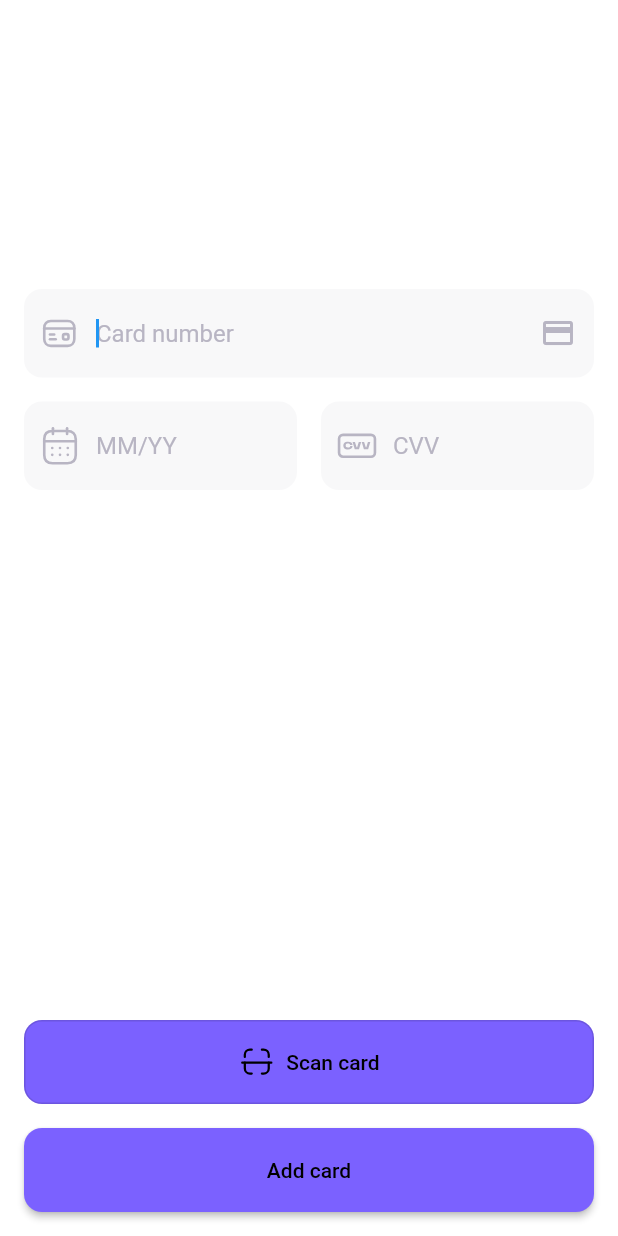
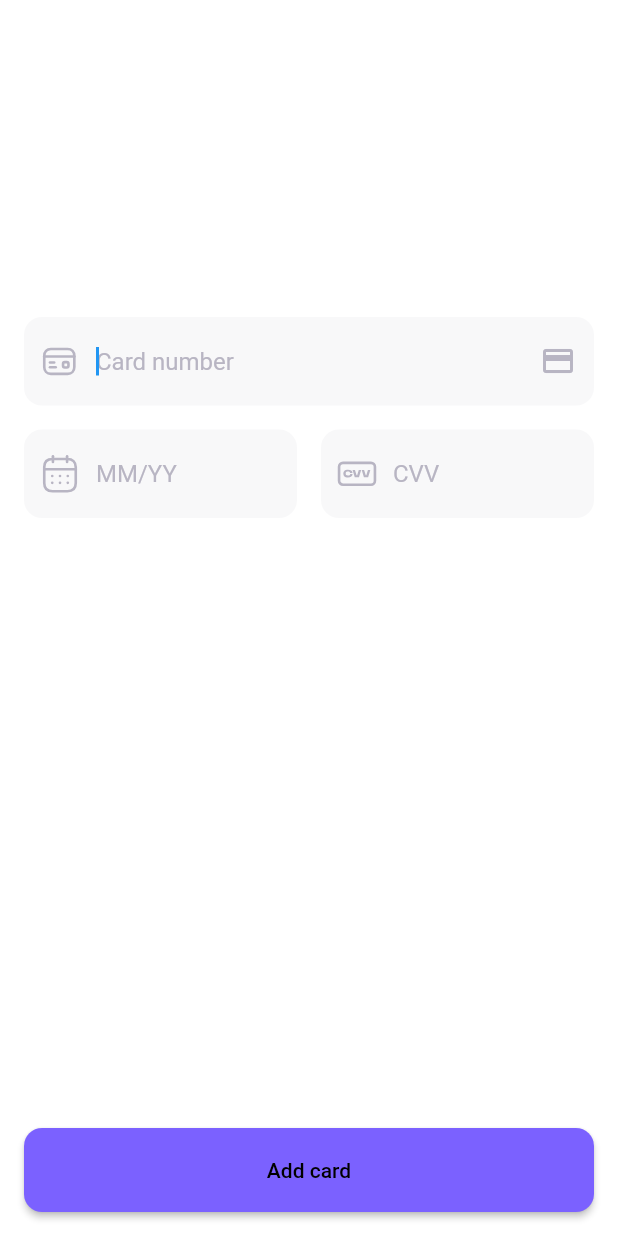
Before and after one commit to xmgrex/credit_card_form, a Flutter app: the screen it shows after launch, on a phone screen of 412 x 824 dp. Run offline on Flutter 3.47's test engine with Material 2 defaults, Android fonts, the phone set to English and light mode, and no system bars; our stand-ins replace flutter_svg.

Commit message:
delete card scan

```diff
--- a/lib/src/screens/new_card/add_new_card.dart
+++ b/lib/src/screens/new_card/add_new_card.dart
@@ -1,4 +1,3 @@
-import 'package:credit_card_scanner/credit_card_scanner.dart';
 import 'package:flutter/material.dart';
 import 'package:flutter/services.dart';
 import 'package:flutter_svg/svg.dart';
@@ -25,8 +24,6 @@ class AddNewCardForm extends StatefulWidget {
     this.numberFormSuffixIcon,
     this.cvvFormPrefixIcon,
     this.expiryDateFormPrefixIcon,
-    this.scanButtonIcon,
-    this.enableScanButton = true,
   }) : super(key: key);
 
   final Function(PaymentCard) addCard;
@@ -42,9 +39,7 @@ class AddNewCardForm extends StatefulWidget {
   final Widget? numberFormSuffixIcon;
   final Widget? cvvFormPrefixIcon;
   final Widget? expiryDateFormPrefixIcon;
-  final Widget? scanButtonIcon;
   final GlobalKey<FormState> formKey;
-  final bool enableScanButton;
 
   @override
   State<AddNewCardForm> createState() => _AddNewCardFormState();
@@ -197,22 +192,6 @@ class _AddNewCardFormState extends State<AddNewCardForm> {
             ),
           ),
           const Spacer(flex: 2),
-          widget.enableScanButton
-              ? OutlinedButton.icon(
-                  onPressed: widget.scan ?? scanCard,
-                  icon: widget.scanButtonIcon ??
-                      SvgPicture.asset("assets/icons/scan.svg"),
-                  label: Text(widget.scanCardButtonText ?? "Scan card"),
-                  style: widget.scanCardButtonStyle ??
-                      ElevatedButton.styleFrom(
-                        backgroundColor: primaryColor,
-                        minimumSize: const Size(double.infinity, 56),
-                        shape: const RoundedRectangleBorder(
-                          borderRadius: BorderRadius.all(Radius.circular(12)),
-                        ),
-                      ),
-                )
-              : const SizedBox.shrink(),
           Padding(
             padding: const EdgeInsets.only(top: defaultPadding),
             child: ElevatedButton(
@@ -238,31 +217,4 @@ class _AddNewCardFormState extends State<AddNewCardForm> {
       ),
     );
   }
-
-  void scanCard() async {
-    final card = await CardScanner.scanCard();
-
-    final cardNumber = card!.cardNumber;
-    var cardNumValue = TextEditingValue(text: cardNumber);
-    cardNumValue = CardNumberInputFormatter().formatEditUpdate(
-      cardNumValue,
-      cardNumValue,
-    );
-    var expiryDateValue = TextEditingValue(text: card.expiryDate);
-    // expiryDateValue = CardMonthInputFormatter().formatEditUpdate(
-    //   expiryDateValue,
-    //   expiryDateValue,
-    // );
-
-    cardNumberController.value = cardNumValue;
-    expiryDateController.value = expiryDateValue;
-    _getCardTypeFromNumber();
-    final expiryDate = card.expiryDate.split('/');
-    _paymentCard = PaymentCard(
-      name: card.cardHolderName,
-      number: card.cardNumber,
-      month: int.parse(expiryDate[0]),
-      year: int.parse(expiryDate[1]),
-    );
-  }
 }
--- a/pubspec.yaml
+++ b/pubspec.yaml
@@ -13,9 +13,6 @@ dependencies:
     sdk: flutter
 
   flutter_svg: ^1.1.1+1
-
-  #https://pub.dev/packages/credit_card_scanner
-  credit_card_scanner: ^1.0.5
 
 dev_dependencies:
   flutter_test:
```
Also changed, not shown: example/pubspec.lock, 4 other files.
